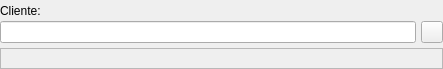
eboladev/Bulmages-1, file bulmages/bulmafact/src/busquedaclientebase.ui: the form before one commit.
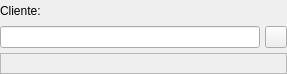
The form after the commit. Icons and pictures are not drawn.

```diff
--- a/bulmages/bulmafact/src/busquedaclientebase.ui
+++ b/bulmages/bulmafact/src/busquedaclientebase.ui
@@ -5,29 +5,33 @@
    <rect>
     <x>0</x>
     <y>0</y>
-    <width>443</width>
-    <height>69</height>
+    <width>287</width>
+    <height>74</height>
    </rect>
   </property>
   <property name="windowTitle" >
    <string>Form1</string>
   </property>
-  <layout class="QVBoxLayout" >
-   <property name="margin" >
+  <layout class="QGridLayout" >
+   <property name="leftMargin" >
     <number>0</number>
    </property>
-   <property name="spacing" >
+   <property name="topMargin" >
     <number>0</number>
    </property>
-   <item>
-    <layout class="QVBoxLayout" >
-     <property name="margin" >
+   <property name="rightMargin" >
       <number>0</number>
      </property>
-     <property name="spacing" >
+   <property name="bottomMargin" >
       <number>0</number>
      </property>
-     <item>
+   <property name="horizontalSpacing" >
+    <number>5</number>
+   </property>
+   <property name="verticalSpacing" >
+    <number>5</number>
+   </property>
+   <item row="0" column="0" colspan="2" >
       <widget class="QLabel" name="mui_labelCliente" >
        <property name="minimumSize" >
         <size>
@@ -40,33 +44,10 @@
        </property>
       </widget>
      </item>
-     <item>
-      <layout class="QHBoxLayout" >
-       <property name="margin" >
-        <number>0</number>
-       </property>
-       <property name="spacing" >
-        <number>5</number>
-       </property>
-       <item>
-        <widget class="QLineEdit" name="m_cifcliente" >
-         <property name="sizePolicy" >
-          <sizepolicy>
-           <hsizetype>7</hsizetype>
-           <vsizetype>0</vsizetype>
-           <horstretch>0</horstretch>
-           <verstretch>0</verstretch>
-          </sizepolicy>
-         </property>
-         <property name="minimumSize" >
-          <size>
-           <width>0</width>
-           <height>21</height>
-          </size>
-         </property>
-        </widget>
-       </item>
-       <item>
+   <item row="1" column="0" >
+    <widget class="QLineEdit" name="m_cifcliente" />
+   </item>
+   <item row="1" column="1" >
         <widget class="QToolButton" name="mui_buscar" >
          <property name="minimumSize" >
           <size>
@@ -88,8 +69,8 @@
          </property>
          <property name="iconSize" >
           <size>
-           <width>32</width>
-           <height>32</height>
+       <width>22</width>
+       <height>22</height>
           </size>
          </property>
          <property name="shortcut" >
@@ -97,32 +78,10 @@
          </property>
         </widget>
        </item>
-      </layout>
-     </item>
-    </layout>
-   </item>
-   <item>
-    <spacer>
-     <property name="orientation" >
-      <enum>Qt::Vertical</enum>
-     </property>
-     <property name="sizeType" >
-      <enum>QSizePolicy::Fixed</enum>
-     </property>
-     <property name="sizeHint" >
-      <size>
-       <width>20</width>
-       <height>5</height>
-      </size>
-     </property>
-    </spacer>
-   </item>
-   <item>
+   <item row="2" column="0" colspan="2" >
     <widget class="QLabel" name="m_nomcliente" >
      <property name="sizePolicy" >
-      <sizepolicy>
-       <hsizetype>7</hsizetype>
-       <vsizetype>0</vsizetype>
+      <sizepolicy vsizetype="Fixed" hsizetype="Expanding" >
        <horstretch>0</horstretch>
        <verstretch>0</verstretch>
       </sizepolicy>
```
Lines whose indentation alone changed are shown as unchanged.
